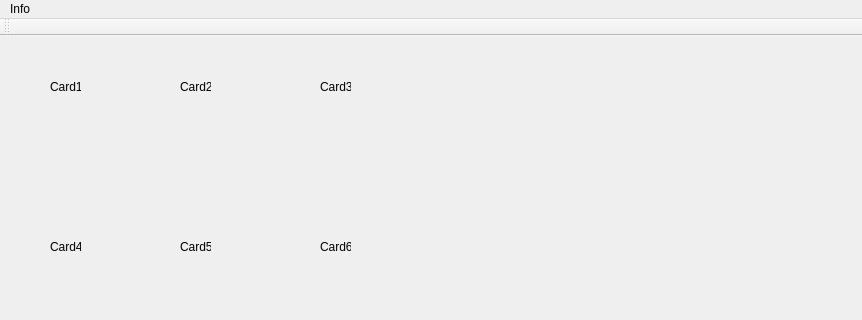
TSTCSoftwareDevelopmentMarshall/BlackJack, file BlackJackQT/mainwindow.ui: the form before one commit; both pictures show x 0 to 862 and y 0 to 320 of the 862 by 599 pixel window.
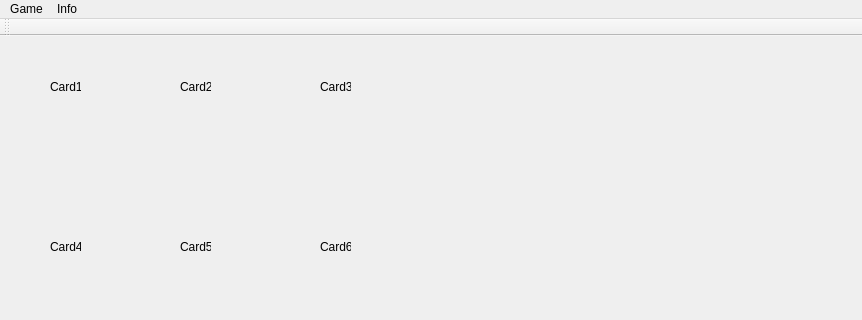
The form after the commit.

Commit message: Added a new game button

Diff of the .ui file:
```diff
--- a/BlackJackQT/mainwindow.ui
+++ b/BlackJackQT/mainwindow.ui
@@ -222,6 +222,13 @@
     </property>
     <addaction name="actionRules"/>
    </widget>
+   <widget class="QMenu" name="menuGame">
+    <property name="title">
+     <string>Game</string>
+    </property>
+    <addaction name="actionNew_Game"/>
+   </widget>
+   <addaction name="menuGame"/>
    <addaction name="menuRules"/>
   </widget>
   <widget class="QToolBar" name="mainToolBar">
```
Left out of the diff: 5 changed lines with no effect on the pictures. The commit also changes 7 other files.
